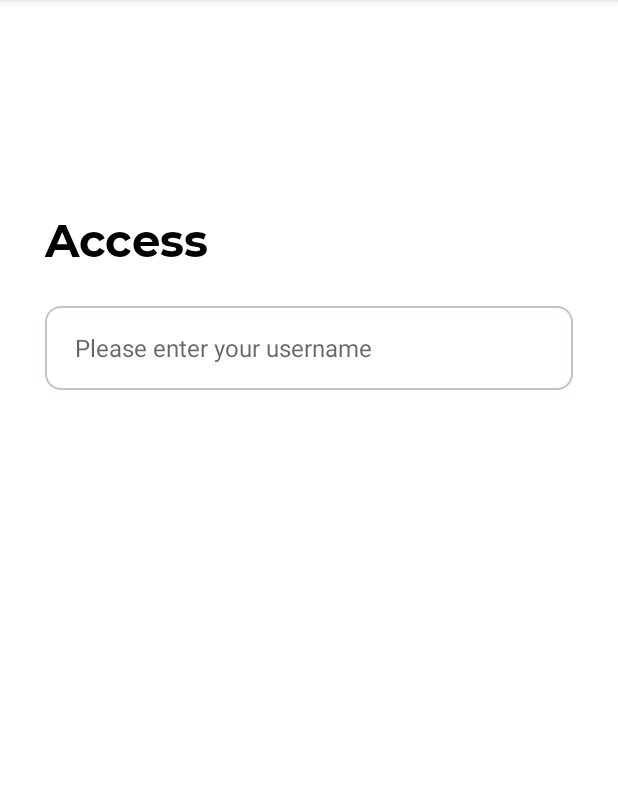
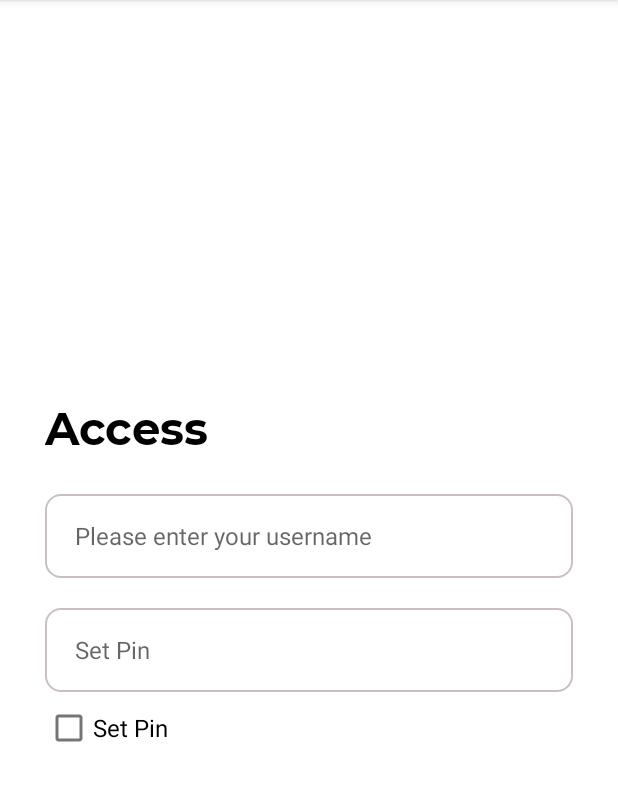
Before and after one commit to timothyakinyelu/SavingsTracker, an Android app: the AccessActivity screen opened directly, with no data from a screen before it, on a phone screen of 412 x 824 dp, the part 84-885 px from its top. Run offline under Robolectric (Android 15) with nearby library versions, the phone set to English and light mode, and no system bars.

Commit message:
modified font file names

```diff
--- a/app/src/main/res/font/montserrat.xml
+++ b/app/src/main/res/font/montserrat.xml
@@ -3,17 +3,17 @@
     <font
         android:fontStyle="normal"
         android:fontWeight="400"
-        android:font="@font/Montserrat_Bold" />
+        android:font="@font/montserrat_bold" />
     <font
         android:fontStyle="normal"
         android:fontWeight="400"
-        android:font="@font/Montserrat_Regular" />
+        android:font="@font/montserrat_regular" />
     <font
         android:fontStyle="italic"
         android:fontWeight="400"
-        android:font="@font/Montserrat_Light" />
+        android:font="@font/montserrat_light" />
     <font
         android:fontStyle="italic"
         android:fontWeight="400"
-        android:font="@font/Montserrat_Thin" />
+        android:font="@font/montserrat_thin" />
 </font-family>
--- a/app/src/main/res/layout/activity_access.xml
+++ b/app/src/main/res/layout/activity_access.xml
@@ -8,7 +8,7 @@
 
     <RelativeLayout
         android:layout_width="match_parent"
-        android:layout_height="500dp"
+        android:layout_height="wrap_content"
         app:layout_constraintBottom_toBottomOf="parent"
         app:layout_constraintTop_toTopOf="parent"
         android:layout_margin="30dp">
@@ -22,6 +22,7 @@
             android:gravity="center_vertical"/>
 
         <EditText
+            android:id="@+id/editUsername"
             android:layout_width="match_parent"
             android:layout_height="56dp"
             android:hint="Please enter your username"
@@ -34,6 +35,28 @@
             android:paddingEnd="20dp"
             android:autofillHints="" />
 
+        <EditText
+            android:id="@+id/editPin"
+            android:layout_width="match_parent"
+            android:layout_height="56dp"
+            android:hint="Set Pin"
+            android:inputType="text|number"
+            android:background="@drawable/input_border"
+            android:textSize="16sp"
+            android:layout_below="@id/editUsername"
+            android:layout_marginTop="20dp"
+            android:paddingStart="20dp"
+            android:paddingEnd="20dp"
+            android:autofillHints="" />
+
+        <CheckBox
+            android:id="@+id/setPin"
+            android:layout_width="wrap_content"
+            android:layout_height="wrap_content"
+            android:text="Set Pin"
+            android:textSize="16sp"
+            android:layout_below="@id/editPin"/>
+
     </RelativeLayout>
 
 </androidx.constraintlayout.widget.ConstraintLayout>
--- a/app/src/main/res/values/styles.xml
+++ b/app/src/main/res/values/styles.xml
@@ -10,7 +10,7 @@
         <item name="android:textColorPrimary">
             #000000
         </item>
-        <item name="android:fontFamily">@font/Montserrat_Bold</item>
+        <item name="android:fontFamily">@font/montserrat_bold</item>
 
     </style>
 
```
Also changed, not shown: app/src/main/res/font/montserrat_bold.ttf (renamed from app/src/main/res/font/Montserrat_Bold.ttf), app/src/main/res/font/montserrat_light.ttf (renamed from app/src/main/res/font/Montserrat_Light.ttf), app/src/main/res/font/montserrat_regular.ttf (renamed from app/src/main/res/font/Montserrat_Regular.ttf), app/src/main/res/font/montserrat_thin.ttf (renamed from app/src/main/res/font/Montserrat_Thin.ttf).
